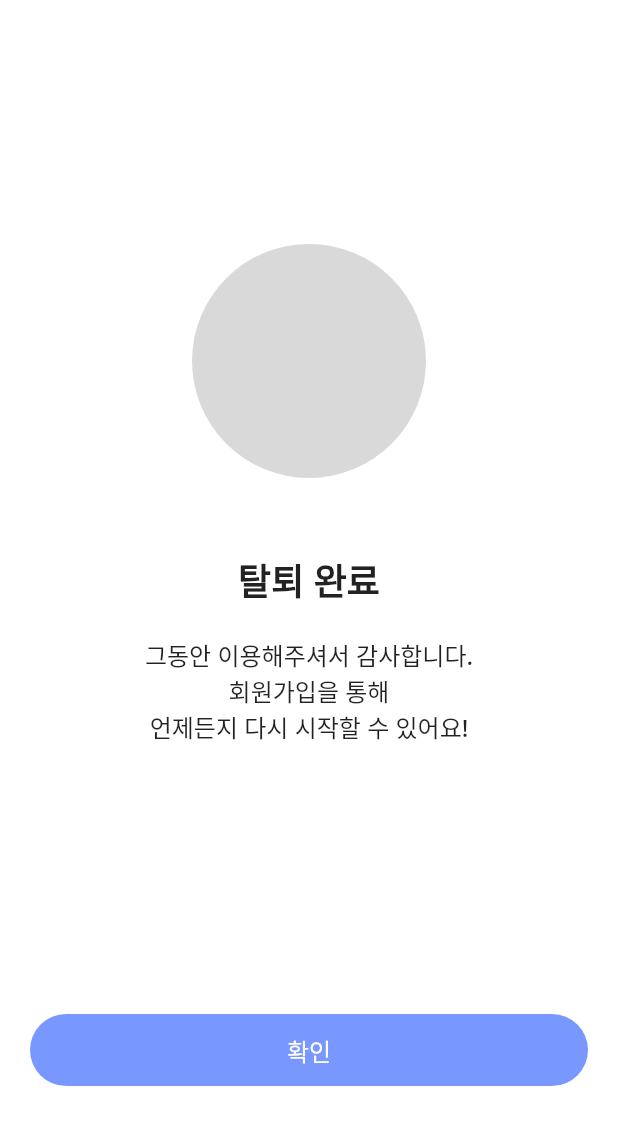
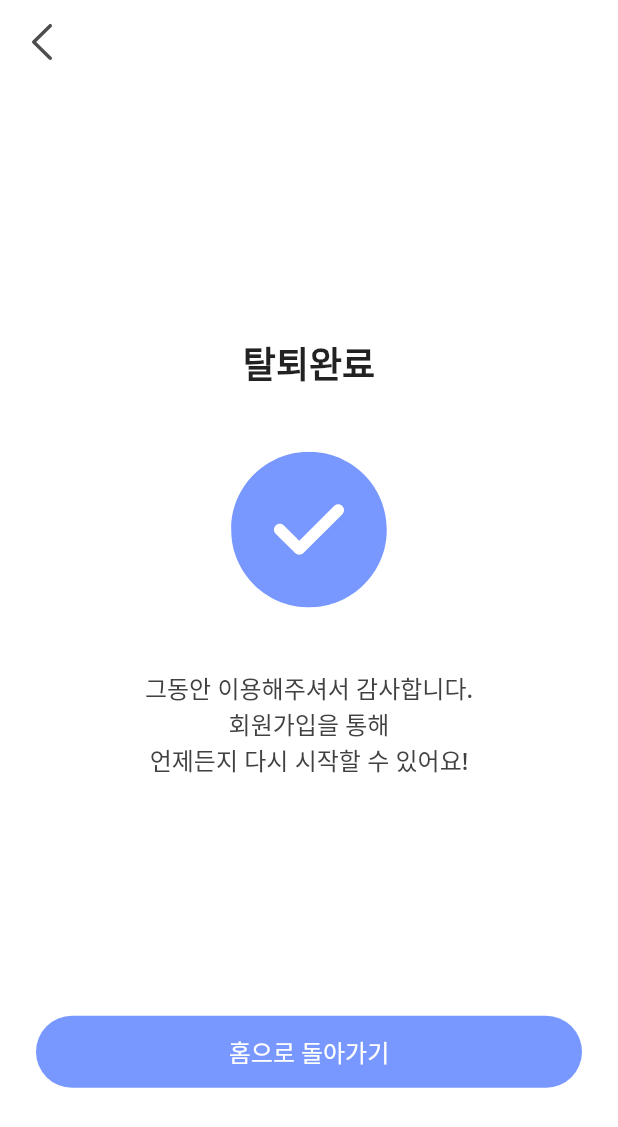
Before and after one commit to Re-4aliens/frontend, a Flutter app: the SettingDeleteDonePage screen opened by its route, on a phone screen of 412 x 824 dp. Shown: the top 1127 px of the screen. Run offline on Flutter 3.47's test engine with Material 2 defaults, Android fonts, the phone set to English and light mode, and no system bars; our stand-ins replace country_picker, flutter_neumorphic, flutter_secure_storage, flutter_svg, image_picker, percent_indicator; missing offline and left inert: blobs; accounts and stored records are empty; statements that could not run were skipped.

Commit message:
modify setting-design

```diff
--- a/lib/views/pages/setting/setting_delete_done_page.dart
+++ b/lib/views/pages/setting/setting_delete_done_page.dart
@@ -7,6 +7,8 @@ import 'package:aliens/providers/auth_provider.dart';
 import 'package:aliens/models/auth_model.dart';
 
 import 'package:flutter_secure_storage/flutter_secure_storage.dart';
+import 'package:flutter_svg/svg.dart';
+import '../../components/appbar.dart';
 import '../../components/button.dart';
 
 class SettingDeleteDonePage extends StatefulWidget {
@@ -18,72 +20,74 @@ class SettingDeleteDonePage extends StatefulWidget {
 
 class _SettingDeleteDonePageState extends State<SettingDeleteDonePage> {
   @override
+  @override
   Widget build(BuildContext context) {
-
+    final double screenWidth = MediaQuery.of(context).size.height;
+    final bool isSmallScreen = screenWidth <= 700;
+    final AuthProvider authProvider = new AuthProvider();
     return Scaffold(
+        resizeToAvoidBottomInset: false,
         backgroundColor: Colors.white,
-
-        body: Column(
+        appBar: CustomAppBar(
+          backgroundColor: Colors.transparent,
+          appBar: AppBar(), title: '',infookay: false, infocontent: '',
+        ),
+        body: Padding(
+          padding: EdgeInsets.only(right: 24,left: 24,top: MediaQuery.of(context).size.height * 0.06,bottom: MediaQuery.of(context).size.height * 0.12),
+          child: Column(
             children: [
               Expanded(
-                flex: 4,
+                  flex: 6,
                   child: Container(
                     //decoration: BoxDecoration(color: Colors.green),
                     child: Column(
                       mainAxisAlignment: MainAxisAlignment.center,
                       children: [
+                        Text(
+                          '탈퇴완료',
+                          textAlign: TextAlign.center,
+                          style: TextStyle(
+                              fontSize: isSmallScreen?22:24, fontWeight: FontWeight.bold),
+                        ),
+                        SizedBox(
+                          height: MediaQuery.of(context).size.height * 0.05,
+                        ),
                         Container(
-                        height: 156,
-                        width: 156,
+                          child: SvgPicture.asset(
+                            'assets/icon/icon_check.svg',
+                            color: Color(0xff7898ff),
+                          ),
+                          height: MediaQuery.of(context).size.height * 0.126,
+                          width: MediaQuery.of(context).size.width*0.272,
                           decoration: BoxDecoration(
-                          borderRadius: BorderRadius.circular(78),
-                          color: Color(0xffd9d9d9),
+                            borderRadius: BorderRadius.circular(50),
                           ),
                         ),
                         SizedBox(
-                        height: 50,
+                          height: MediaQuery.of(context).size.height * 0.05,
                         ),
-                      Text(
-                        '탈퇴 완료',
+                        Text('그동안 이용해주셔서 감사합니다.\n회원가입을 통해\n언제든지 다시 시작할 수 있어요!',
+                          style: TextStyle(
+                            color: Color(0xff414141),
+                            fontSize: isSmallScreen?14:16
+                          ),
                           textAlign: TextAlign.center,
-                        style: TextStyle(
-                            fontSize: 24, fontWeight: FontWeight.bold),
-                      ),
-                      SizedBox(
-                        height: 20,
-                      ),
-                      Text(
-                        '그동안 이용해주셔서 감사합니다.\n회원가입을 통해\n언제든지 다시 시작할 수 있어요!',
-                        textAlign: TextAlign.center,
-                        style: TextStyle(
-                            fontSize: 16,
-                        height: 1.5),
-                      ),
+                        )
                       ],
                     ),
                   )),
               Expanded(
                   child: Container(
                     alignment: Alignment.bottomCenter,
-                padding: EdgeInsets.only(bottom: 100),
-                child: Padding(
-                  padding: const EdgeInsets.symmetric(horizontal: 20.0),
                     child: Button(
-                      child: Text('확인'),
-                      onPressed: (){
-                        //탈퇴시키고
+                        child: Text('홈으로 돌아가기'),
+                        onPressed: () {
+                          Navigator.pushNamed(context,'/');
+                        }),
+                  )),
 
-
-                        Navigator.of(context)
-                            .pushNamedAndRemoveUntil('/', (Route<dynamic> route) => false
-                        );
-                      }),
+            ],
           ),
-
-              ),
-            )
-          ],
-        )
-    );
+        ));
   }
 }
```
Also changed, not shown: lib/views/pages/setting/setting_delete_page.dart (+58 -49 lines). Lines whose indentation alone changed are shown as unchanged.
